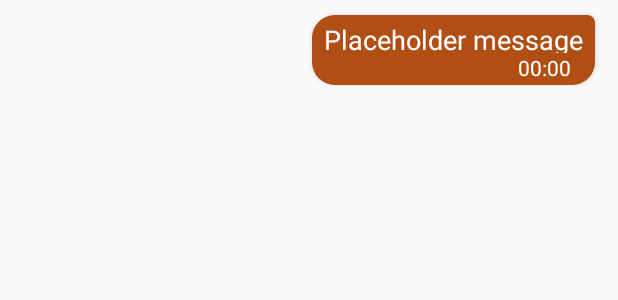
After one commit to TryLuthfi/IMA, an Android app: the layout chat_pesan.xml on its own in the app's theme, with its tools: preview values and no code run, on a phone screen of 412 x 824 dp. The commit adds this screen. Shown: the top 300 px of the screen. Run offline under Robolectric (Android 15) with nearby library versions, the phone set to English and light mode, and no system bars; network calls fail.

Commit message:
create chat activity create chat layout working on chat UI

```diff
--- a/app/build.gradle
+++ b/app/build.gradle
@@ -9,6 +9,7 @@ android {
         versionCode 1
         versionName "1.0"
         testInstrumentationRunner "android.support.test.runner.AndroidJUnitRunner"
+        android.defaultConfig.vectorDrawables.useSupportLibrary = true
     }
     buildTypes {
         release {
--- a/app/src/main/AndroidManifest.xml
+++ b/app/src/main/AndroidManifest.xml
@@ -15,6 +15,7 @@
         android:roundIcon="@mipmap/ic_launcher_round"
         android:supportsRtl="true"
         android:theme="@style/AppTheme">
+        <activity android:name=".ChatActivity"></activity>
         <activity android:name=".LoginActivity">
             <intent-filter>
                 <action android:name="android.intent.action.MAIN" />
--- /dev/null
+++ b/app/src/main/res/drawable/chat_admin.xml
@@ -0,0 +1,5 @@
+<shape xmlns:android="http://schemas.android.com/apk/res/android"
+    android:shape="rectangle">
+    <solid android:color="#fff" />
+    <corners android:topLeftRadius="5dp" android:radius="15dp" />
+</shape>
--- /dev/null
+++ b/app/src/main/res/drawable/chat_user.xml
@@ -0,0 +1,6 @@
+<?xml version="1.0" encoding="utf-8"?>
+<shape xmlns:android="http://schemas.android.com/apk/res/android"
+    android:shape="rectangle">
+    <solid android:color="#b14e14" />
+    <corners android:topRightRadius="5dp" android:radius="15dp" />
+</shape>
--- a/app/src/main/res/layout/activity_home.xml
+++ b/app/src/main/res/layout/activity_home.xml
@@ -178,6 +178,7 @@
                     android:layout_height="wrap_content"
                     android:layout_weight="1"
                     android:gravity="center"
+                    android:onClick="chat"
                     android:orientation="vertical">
 
                     <de.hdodenhof.circleimageview.CircleImageView
--- /dev/null
+++ b/app/src/main/res/layout/chat_pesan.xml
@@ -0,0 +1,110 @@
+<?xml version="1.0" encoding="utf-8"?>
+<android.support.constraint.ConstraintLayout xmlns:android="http://schemas.android.com/apk/res/android"
+    xmlns:app="http://schemas.android.com/apk/res-auto"
+    xmlns:tools="http://schemas.android.com/tools"
+    android:layout_width="match_parent"
+    android:layout_height="wrap_content">
+
+    <RelativeLayout xmlns:android="http://schemas.android.com/apk/res/android"
+        android:id="@+id/c_pesan_admin_chat"
+        android:layout_width="match_parent"
+        android:layout_height="wrap_content"
+        android:clipToPadding="false"
+        android:paddingLeft="15dp"
+        android:paddingRight="60dp"
+        android:paddingVertical="10dp"
+        android:visibility="invisible"
+        app:layout_constraintEnd_toEndOf="parent"
+        app:layout_constraintStart_toStartOf="parent"
+        app:layout_constraintTop_toTopOf="parent">
+
+        <android.support.constraint.ConstraintLayout
+            android:layout_width="wrap_content"
+            android:layout_height="wrap_content"
+            android:background="@drawable/chat_admin"
+            android:elevation="2dp">
+
+            <TextView
+                android:id="@+id/pesan_admin_chat"
+                android:layout_width="wrap_content"
+                android:layout_height="wrap_content"
+                android:layout_marginEnd="8dp"
+                android:layout_marginStart="8dp"
+                android:layout_marginTop="4dp"
+                android:padding="0dp"
+                android:paddingHorizontal="16dp"
+                android:paddingVertical="12dp"
+                android:text="Ada yang bisa kami bantu"
+                android:textColor="@color/textColorPrimary"
+                android:textSize="18dp"
+                app:layout_constraintEnd_toEndOf="parent"
+                app:layout_constraintStart_toStartOf="parent"
+                app:layout_constraintTop_toTopOf="parent" />
+
+            <TextView
+                android:id="@+id/waktu_admin_chat"
+                android:layout_width="wrap_content"
+                android:layout_height="wrap_content"
+                android:layout_marginBottom="2dp"
+                android:layout_marginStart="8dp"
+                android:paddingEnd="16dp"
+                android:text="00:00"
+                app:layout_constraintBottom_toBottomOf="parent"
+                app:layout_constraintStart_toStartOf="parent"
+                app:layout_constraintTop_toBottomOf="@+id/pesan_admin_chat" />
+        </android.support.constraint.ConstraintLayout>
+    </RelativeLayout>
+
+    <RelativeLayout xmlns:android="http://schemas.android.com/apk/res/android"
+        android:id="@+id/c_pesan_user_chat"
+        android:layout_width="match_parent"
+        android:layout_height="wrap_content"
+        android:clipToPadding="false"
+        android:paddingLeft="60dp"
+        android:paddingRight="15dp"
+        android:paddingVertical="10dp"
+        app:layout_constraintEnd_toEndOf="parent"
+        app:layout_constraintStart_toStartOf="parent"
+        app:layout_constraintTop_toTopOf="parent">
+
+        <android.support.constraint.ConstraintLayout
+            android:layout_width="wrap_content"
+            android:layout_height="wrap_content"
+            android:layout_alignParentRight="true"
+            android:background="@drawable/chat_user"
+            android:elevation="2dp"
+            android:paddingStart="8dp"
+            android:paddingEnd="8dp">
+
+            <TextView
+                android:id="@+id/pesan_user_chat"
+                android:layout_width="wrap_content"
+                android:layout_height="21dp"
+                android:layout_alignParentRight="false"
+                android:layout_marginTop="4dp"
+                android:padding="0dp"
+                android:text="Placeholder message"
+                android:textColor="#fff"
+                android:textSize="18dp"
+                app:layout_constraintEnd_toEndOf="parent"
+                app:layout_constraintStart_toStartOf="parent"
+                app:layout_constraintTop_toTopOf="parent" />
+
+            <TextView
+                android:id="@+id/waktu_user_chat"
+                android:layout_width="wrap_content"
+                android:layout_height="wrap_content"
+                android:layout_marginEnd="8dp"
+                android:layout_marginBottom="2dp"
+                android:paddingLeft="16dp"
+                android:text="00:00"
+                android:textColor="#fff"
+                app:layout_constraintBottom_toBottomOf="parent"
+                app:layout_constraintEnd_toEndOf="parent"
+                app:layout_constraintTop_toBottomOf="@+id/pesan_user_chat" />
+        </android.support.constraint.ConstraintLayout>
+
+
+    </RelativeLayout>
+
+</android.support.constraint.ConstraintLayout>
--- a/app/src/main/res/values/colors.xml
+++ b/app/src/main/res/values/colors.xml
@@ -2,5 +2,8 @@
 <resources>
     <color name="colorPrimary">#008577</color>
     <color name="colorPrimaryDark">#00574B</color>
-    <color name="colorAccent">#D81B60</color>
+    <color name="colorAccent">#442c2e</color>
+    <color name="textColorPrimary">#442c2e</color>
+    <color name="backgroundColor">#ffffff</color>
+    <color name="productGridBackgroundColor">#FFFBFA</color>
 </resources>
```
Also changed, not shown: app/src/main/java/indonesia/ima/com/ima/ChatActivity.java (added, +101 -0 lines), app/src/main/java/indonesia/ima/com/ima/ChatEntry.java (added, +29 -0 lines), app/src/main/java/indonesia/ima/com/ima/HomeActivity.java (+6 -1 lines), app/src/main/java/indonesia/ima/com/ima/adapter/ChatAdapter.java (added, +104 -0 lines), app/src/main/res/drawable/kirim.xml (added, +9 -0 lines), app/src/main/res/drawable/ripple_batal.xml (added, +13 -0 lines), app/src/main/res/layout/activity_chat.xml (added, +136 -0 lines).
